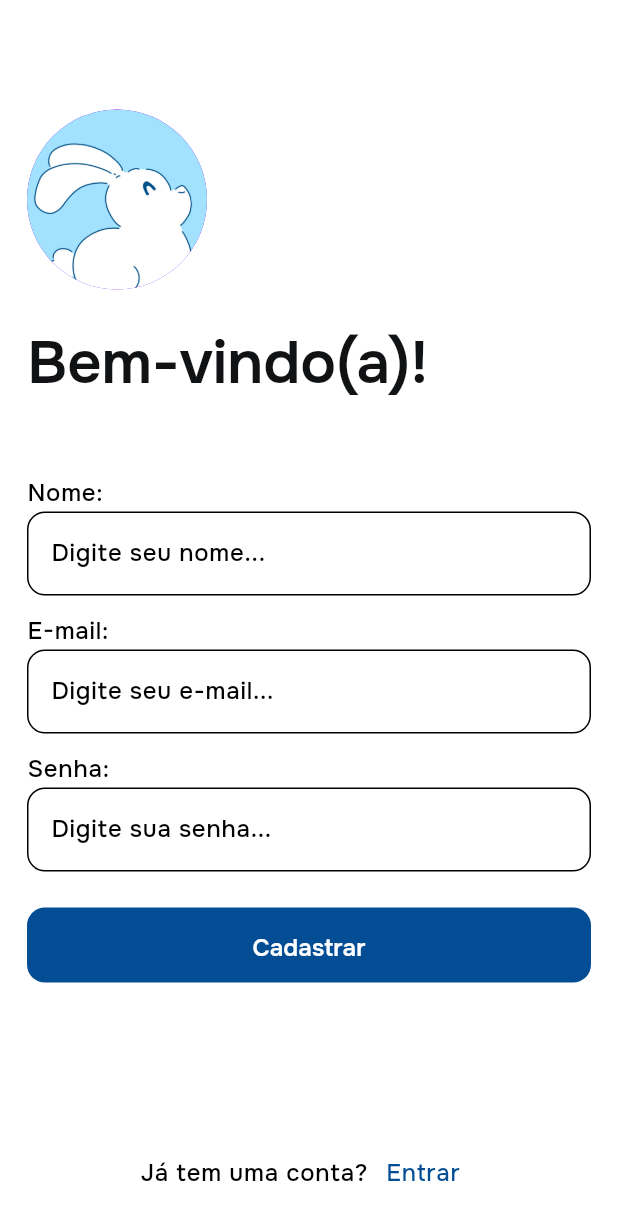
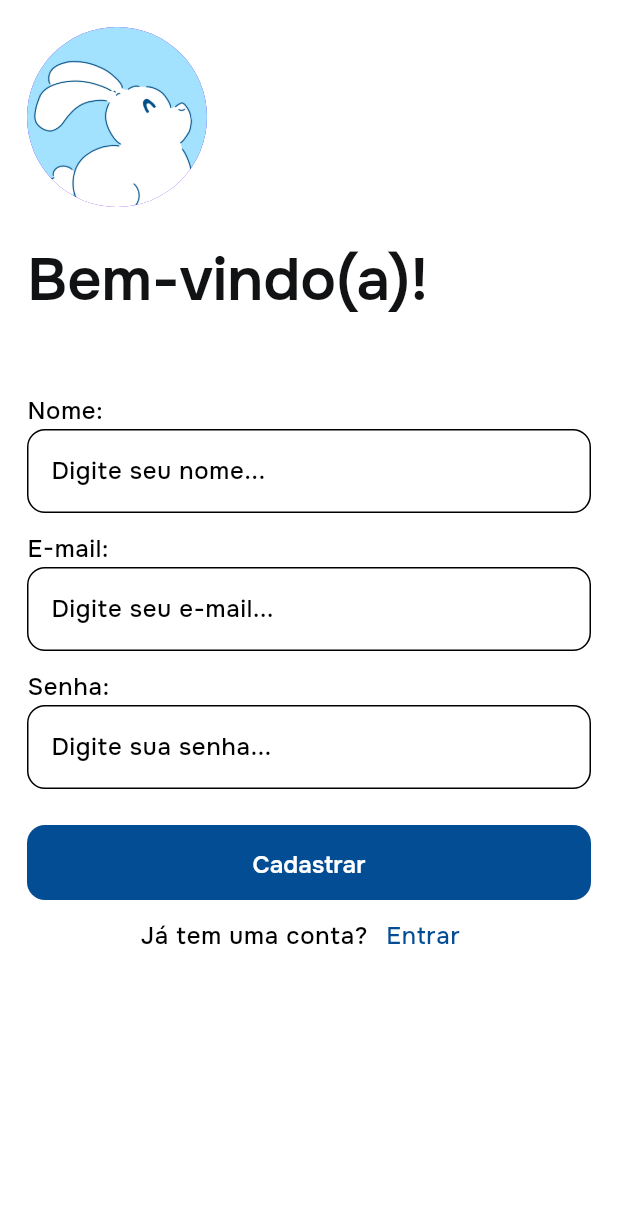
Before and after one commit to BenTech-CE/classhub-app, a Flutter app: the screen it shows after launch, after a tap on "Registre-se", on a phone screen of 412 x 824 dp. Shown: the top 1221 px of the screen. Run offline on Flutter 3.47's test engine with Material 3 defaults, Android fonts, the light colour scheme and no system bars; our stand-ins replace auto_size_text, carousel_slider, confetti, dotted_border, email_validator, expandable and 4 more; missing offline and left inert: mmkv; accounts and stored records are empty.

Commit message:
Consertar login para telas pequenas

```diff
--- a/lib/views/auth/login/login_view.dart
+++ b/lib/views/auth/login/login_view.dart
@@ -88,12 +88,12 @@ class _LoginViewState extends State<LoginView> {
 
     return Scaffold(
       resizeToAvoidBottomInset: true,
-      body: SingleChildScrollView(
+      body: SafeArea(
+        child: SingleChildScrollView(
           physics: const ScrollPhysics(parent: BouncingScrollPhysics()),
           child: Container(
-          height: height,
             padding: const EdgeInsets.fromLTRB(
-              sPadding, sPadding + 55, sPadding, sPadding),
+                sPadding, sPadding, sPadding, sPadding),
             child: Column(
               crossAxisAlignment: CrossAxisAlignment.start,
               children: [
@@ -169,7 +169,7 @@ class _LoginViewState extends State<LoginView> {
                                 ?.copyWith(color: cColorTextWhite)),
                   ),
                 ),
-              const Spacer(),
+                //const Spacer(),
                 Row(
                   mainAxisAlignment: MainAxisAlignment.center,
                   children: [
@@ -191,6 +191,7 @@ class _LoginViewState extends State<LoginView> {
             ),
           ),
         ),
+      ),
     );
   }
 }
--- a/lib/views/auth/login/register_view.dart
+++ b/lib/views/auth/login/register_view.dart
@@ -93,12 +93,12 @@ class _RegisterViewState extends State<RegisterView> {
 
     return Scaffold(
         resizeToAvoidBottomInset: true,
-        body: SingleChildScrollView(
+        body: SafeArea(
+          child: SingleChildScrollView(
             physics: const ScrollPhysics(parent: BouncingScrollPhysics()),
             child: Container(
-            height: height,
               padding: const EdgeInsets.fromLTRB(
-                sPadding, sPadding + 55, sPadding, sPadding),
+                  sPadding, sPadding, sPadding, sPadding),
               child: Column(
                 crossAxisAlignment: CrossAxisAlignment.start,
                 children: [
@@ -175,7 +175,7 @@ class _RegisterViewState extends State<RegisterView> {
                                   ?.copyWith(color: cColorTextWhite)),
                     ),
                   ),
-                const Spacer(),
+                  //const Spacer(),
                   Row(
                     mainAxisAlignment: MainAxisAlignment.center,
                     children: [
@@ -197,6 +197,7 @@ class _RegisterViewState extends State<RegisterView> {
                 ],
               ),
             ),
+          ),
         ));
   }
 }
```
Also changed, not shown: pubspec.lock. Lines whose indentation alone changed are shown as unchanged.
